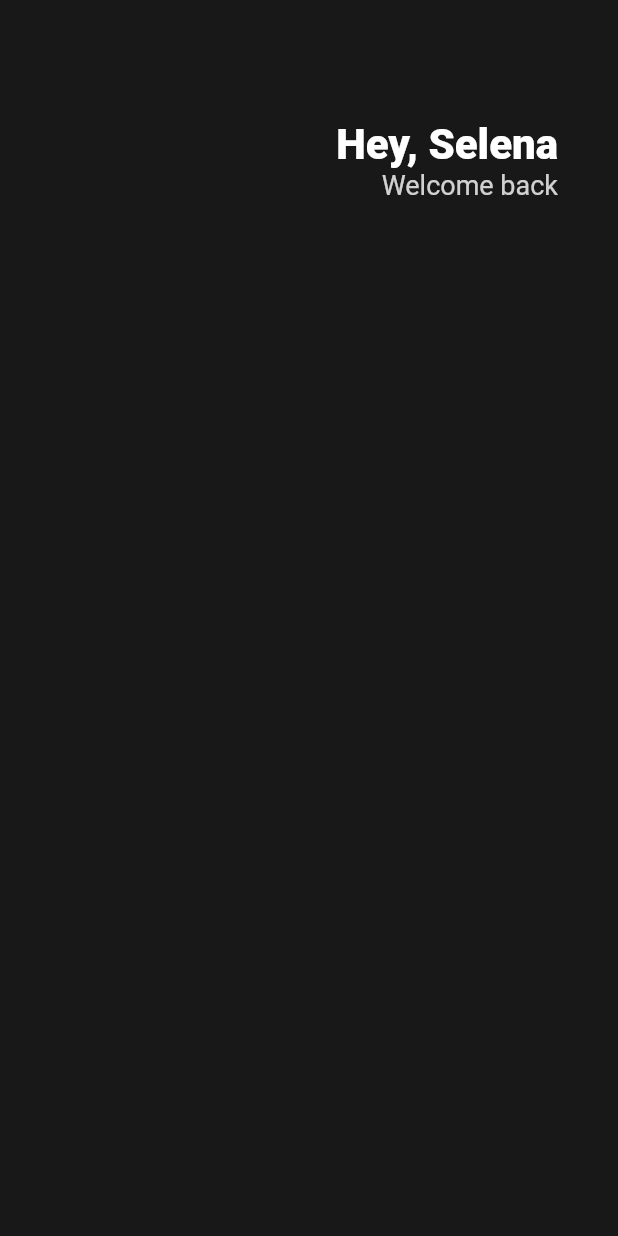
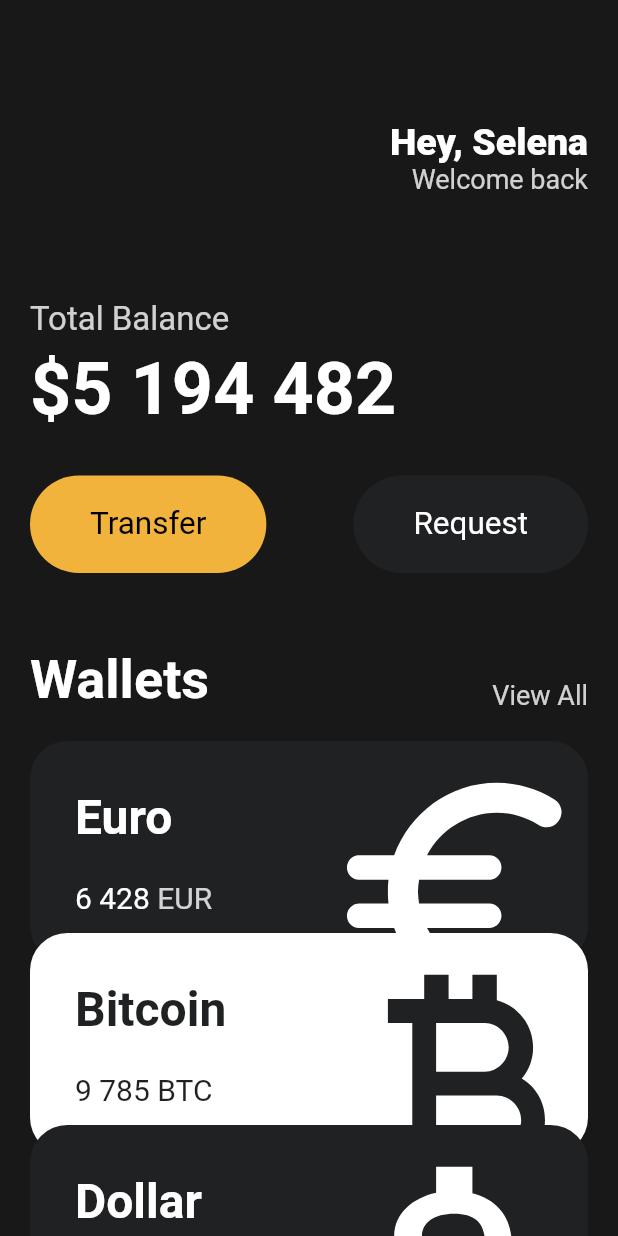
Before and after one commit to jihs2113/flutterWebtoon, a Flutter app: the screen it shows after launch, on a phone screen of 412 x 824 dp. Run offline on Flutter 3.47's test engine with Material 2 defaults, Android fonts, the phone set to English and light mode, and no system bars.

Commit message:
rebase 충돌 해결

```diff
--- a/lib/main.dart
+++ b/lib/main.dart
@@ -1,23 +1,31 @@
 import 'package:flutter/material.dart';
+import 'package:toonflix/widgets/button.dart';
+import 'package:toonflix/widgets/currency_card.dart';
+
 void main() {
-  runApp(App());
+  runApp(const App());
 }
+
 class App extends StatelessWidget {
+  const App({super.key});
+
   @override
   Widget build(BuildContext context) {
     return MaterialApp(
       home: Scaffold(
-        backgroundColor: Color(0xFF181818),
-        body: Padding(
-          padding: EdgeInsets.symmetric(
-            horizontal: 40,
+        backgroundColor: const Color(0xFF181818),
+        body: SingleChildScrollView(
+          child: Padding(
+            padding: const EdgeInsets.symmetric(
+              horizontal: 20,
             ),
             child: Column(
+              crossAxisAlignment: CrossAxisAlignment.start,
               children: [
-              SizedBox(
+                const SizedBox(
                   height: 80,
                 ),
-              Row(
+                const Row(
                   mainAxisAlignment: MainAxisAlignment.end,
                   children: [
                     Column(
@@ -27,7 +35,7 @@ class App extends StatelessWidget {
                           'Hey, Selena',
                           style: TextStyle(
                             color: Colors.white,
-                          fontSize: 28,
+                            fontSize: 25,
                             fontWeight: FontWeight.w800,
                           ),
                         ),
@@ -41,8 +49,102 @@ class App extends StatelessWidget {
                       ],
                     )
                   ],
-              )
+                ),
+                const SizedBox(
+                  height: 70,
+                ),
+                Text(
+                  'Total Balance',
+                  style: TextStyle(
+                    fontSize: 22,
+                    color: Colors.white.withOpacity(0.8),
+                  ),
+                ),
+                const SizedBox(
+                  height: 5,
+                ),
+                const Text(
+                  '\$5 194 482',
+                  style: TextStyle(
+                    fontSize: 48,
+                    fontWeight: FontWeight.w600,
+                    color: Colors.white,
+                  ),
+                ),
+                const SizedBox(
+                  height: 30,
+                ),
+                const Row(
+                  mainAxisAlignment: MainAxisAlignment.spaceBetween,
+                  children: [
+                    Button(
+                      text: 'Transfer',
+                      bgColor: Color(0xFFF1B33B),
+                      textColor: Colors.black,
+                    ),
+                    Button(
+                      text: 'Request',
+                      bgColor: Color(0xFF1F2123),
+                      textColor: Colors.white,
+                    ),
                   ],
+                ),
+                const SizedBox(
+                  height: 50,
+                ),
+                Row(
+                  crossAxisAlignment: CrossAxisAlignment.end,
+                  mainAxisAlignment: MainAxisAlignment.spaceBetween,
+                  children: [
+                    const Text(
+                      'Wallets',
+                      style: TextStyle(
+                        color: Colors.white,
+                        fontSize: 36,
+                        fontWeight: FontWeight.w600,
+                      ),
+                    ),
+                    Text(
+                      'View All',
+                      style: TextStyle(
+                        color: Colors.white.withOpacity(0.8),
+                        fontSize: 18,
+                      ),
+                    ),
+                  ],
+                ),
+                const SizedBox(
+                  height: 20,
+                ),
+                const CurrencyCard(
+                  name: 'Euro',
+                  code: 'EUR',
+                  amount: '6 428',
+                  icon: Icons.euro_rounded,
+                  isInverted: false,
+                ),
+                Transform.translate(
+                  offset: const Offset(0, -20),
+                  child: const CurrencyCard(
+                    name: 'Bitcoin',
+                    code: 'BTC',
+                    amount: '9 785',
+                    icon: Icons.currency_bitcoin,
+                    isInverted: true,
+                  ),
+                ),
+                Transform.translate(
+                  offset: const Offset(0, -40),
+                  child: const CurrencyCard(
+                    name: 'Dollar',
+                    code: 'USD',
+                    amount: '428',
+                    icon: Icons.attach_money_outlined,
+                    isInverted: false,
+                  ),
+                ),
+              ],
+            ),
           ),
         ),
       ),
--- /dev/null
+++ b/lib/widgets/button.dart
@@ -0,0 +1,37 @@
+import 'package:flutter/material.dart';
+
+class Button extends StatelessWidget {
+  final String text;
+  final Color bgColor;
+  final Color textColor;
+
+  const Button({
+    super.key,
+    required this.text,
+    required this.bgColor,
+    required this.textColor,
+  });
+
+  @override
+  Widget build(BuildContext context) {
+    return Container(
+      decoration: BoxDecoration(
+        color: bgColor,
+        borderRadius: BorderRadius.circular(45),
+      ),
+      child: Padding(
+        padding: const EdgeInsets.symmetric(
+          vertical: 20,
+          horizontal: 40,
+        ),
+        child: Text(
+          text,
+          style: TextStyle(
+            color: textColor,
+            fontSize: 21,
+          ),
+        ),
+      ),
+    );
+  }
+}
--- /dev/null
+++ b/lib/widgets/currency_card.dart
@@ -0,0 +1,90 @@
+import 'package:flutter/material.dart';
+
+class CurrencyCard extends StatelessWidget {
+  final String name, code, amount;
+  final IconData icon;
+  final bool isInverted;
+
+  final _blackColor = const Color(0xFF1F2123);
+
+  const CurrencyCard({
+    super.key,
+    required this.name,
+    required this.code,
+    required this.amount,
+    required this.icon,
+    required this.isInverted,
+  });
+
+  @override
+  Widget build(BuildContext context) {
+    return Container(
+      clipBehavior: Clip.hardEdge,
+      decoration: BoxDecoration(
+        color: isInverted ? Colors.white : _blackColor,
+        borderRadius: BorderRadius.circular(25),
+      ),
+      child: Padding(
+        padding: const EdgeInsets.all(30),
+        child: Row(
+          mainAxisAlignment: MainAxisAlignment.spaceBetween,
+          children: [
+            Column(
+              crossAxisAlignment: CrossAxisAlignment.start,
+              children: [
+                Text(
+                  name,
+                  style: TextStyle(
+                    color: isInverted ? _blackColor : Colors.white,
+                    fontSize: 32,
+                    fontWeight: FontWeight.w600,
+                  ),
+                ),
+                const SizedBox(
+                  height: 23,
+                ),
+                Row(
+                  children: [
+                    Text(
+                      amount,
+                      style: TextStyle(
+                        color: isInverted ? _blackColor : Colors.white,
+                        fontSize: 20,
+                      ),
+                    ),
+                    const SizedBox(
+                      width: 5,
+                    ),
+                    Text(
+                      code,
+                      style: TextStyle(
+                        color: isInverted
+                            ? _blackColor
+                            : Colors.white.withOpacity(0.8),
+                        fontSize: 20,
+                      ),
+                    ),
+                  ],
+                )
+              ],
+            ),
+            Transform.scale(
+              scale: 2.2,
+              child: Transform.translate(
+                offset: const Offset(
+                  -5,
+                  12,
+                ),
+                child: Icon(
+                  icon,
+                  color: isInverted ? _blackColor : Colors.white,
+                  size: 88,
+                ),
+              ),
+            )
+          ],
+        ),
+      ),
+    );
+  }
+}
```
Also changed, not shown: pubspec.yaml (+3 -5 lines), pubspec.lock, 4 other files. Lines whose indentation alone changed are shown as unchanged.
